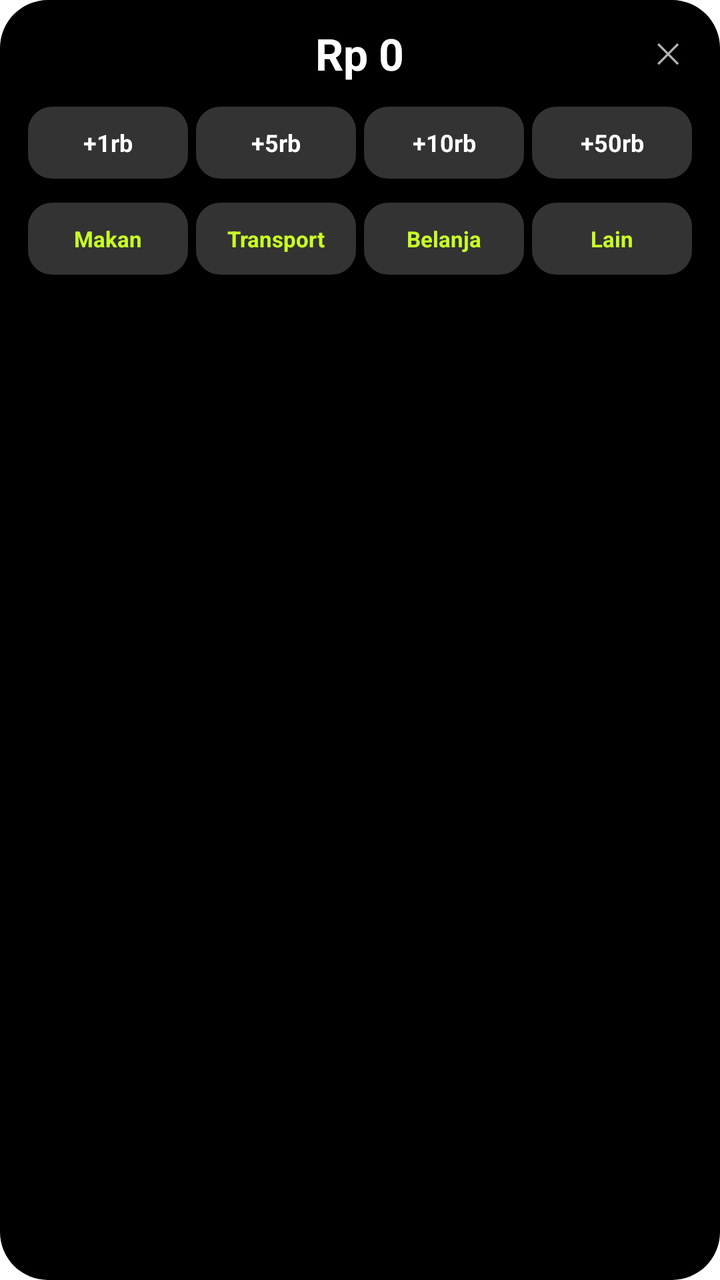
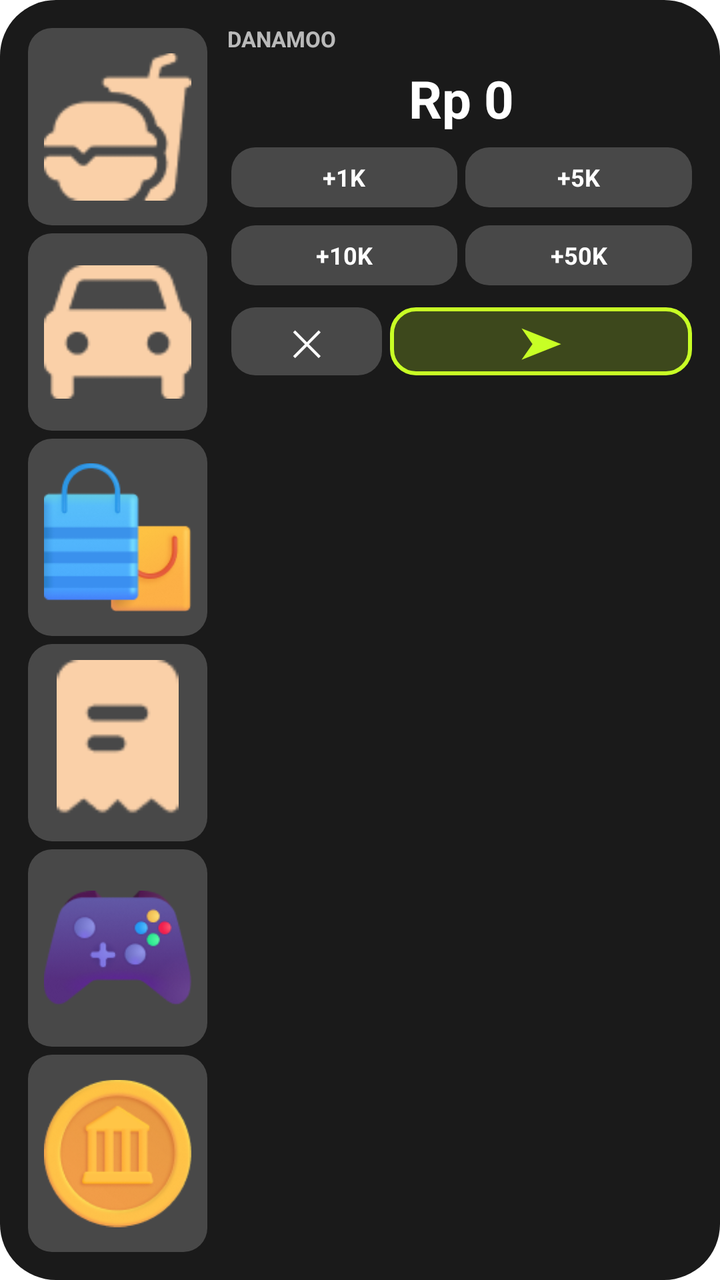

Before-and-after screenshots of an Android layout around one commit, followed by the original layout XML and the change that was made.
<!-- AndroidManifest.xml: fallback theme Theme.MaterialComponents.DayNight.NoActionBar -->
<!-- res/layout/widget_quick_add.xml -->
<?xml version="1.0" encoding="utf-8"?>
<LinearLayout xmlns:android="http://schemas.android.com/apk/res/android"
    android:id="@+id/widget_root"
    android:layout_width="match_parent"
    android:layout_height="match_parent"
    android:background="@drawable/widget_background"
    android:orientation="vertical"
    android:padding="12dp">

    <RelativeLayout
        android:layout_width="match_parent"
        android:layout_height="wrap_content">

        <TextView
            android:id="@+id/tv_amount"
            android:layout_width="wrap_content"
            android:layout_height="wrap_content"
            android:layout_centerHorizontal="true"
            android:text="Rp 0"
            android:textColor="#FFFFFF"
            android:textSize="22sp"
            android:textStyle="bold" />

        <TextView
            android:id="@+id/btn_reset"
            android:layout_width="28dp"
            android:layout_height="28dp"
            android:layout_alignParentEnd="true"
            android:gravity="center"
            android:text="✕"
            android:textColor="#B3FFFFFF"
            android:textSize="14sp" />
    </RelativeLayout>

    <LinearLayout
        android:layout_width="match_parent"
        android:layout_height="wrap_content"
        android:layout_marginTop="10dp"
        android:orientation="horizontal">

        <TextView android:id="@+id/btn_add_1k" android:layout_width="0dp" android:layout_height="36dp"
            android:layout_weight="1" android:layout_margin="2dp" android:background="@drawable/widget_chip_bg"
            android:gravity="center" android:text="+1rb" android:textColor="#FFFFFF" android:textSize="12sp" android:textStyle="bold" />
        <TextView android:id="@+id/btn_add_5k" android:layout_width="0dp" android:layout_height="36dp"
            android:layout_weight="1" android:layout_margin="2dp" android:background="@drawable/widget_chip_bg"
            android:gravity="center" android:text="+5rb" android:textColor="#FFFFFF" android:textSize="12sp" android:textStyle="bold" />
        <TextView android:id="@+id/btn_add_10k" android:layout_width="0dp" android:layout_height="36dp"
            android:layout_weight="1" android:layout_margin="2dp" android:background="@drawable/widget_chip_bg"
            android:gravity="center" android:text="+10rb" android:textColor="#FFFFFF" android:textSize="12sp" android:textStyle="bold" />
        <TextView android:id="@+id/btn_add_50k" android:layout_width="0dp" android:layout_height="36dp"
            android:layout_weight="1" android:layout_margin="2dp" android:background="@drawable/widget_chip_bg"
            android:gravity="center" android:text="+50rb" android:textColor="#FFFFFF" android:textSize="12sp" android:textStyle="bold" />
    </LinearLayout>

    <LinearLayout
        android:layout_width="match_parent"
        android:layout_height="wrap_content"
        android:layout_marginTop="8dp"
        android:orientation="horizontal">

        <TextView android:id="@+id/btn_cat_food" android:layout_width="0dp" android:layout_height="36dp"
            android:layout_weight="1" android:layout_margin="2dp" android:background="@drawable/widget_chip_bg"
            android:gravity="center" android:text="Makan" android:textColor="#C8FF25" android:textSize="11sp" android:textStyle="bold" />
        <TextView android:id="@+id/btn_cat_transport" android:layout_width="0dp" android:layout_height="36dp"
            android:layout_weight="1" android:layout_margin="2dp" android:background="@drawable/widget_chip_bg"
            android:gravity="center" android:text="Transport" android:textColor="#C8FF25" android:textSize="11sp" android:textStyle="bold" />
        <TextView android:id="@+id/btn_cat_shopping" android:layout_width="0dp" android:layout_height="36dp"
            android:layout_weight="1" android:layout_margin="2dp" android:background="@drawable/widget_chip_bg"
            android:gravity="center" android:text="Belanja" android:textColor="#C8FF25" android:textSize="11sp" android:textStyle="bold" />
        <TextView android:id="@+id/btn_cat_other" android:layout_width="0dp" android:layout_height="36dp"
            android:layout_weight="1" android:layout_margin="2dp" android:background="@drawable/widget_chip_bg"
            android:gravity="center" android:text="Lain" android:textColor="#C8FF25" android:textSize="11sp" android:textStyle="bold" />
    </LinearLayout>

</LinearLayout>
<!-- resources referenced by this layout -->
<resources>
  <!-- drawable widget_background (drawable) -->
  <?xml version="1.0" encoding="utf-8"?>
  <shape xmlns:android="http://schemas.android.com/apk/res/android">
      <solid android:color="#000000" />
      <corners android:radius="24dp" />
  </shape>
  <!-- drawable widget_chip_bg (drawable) -->
  <?xml version="1.0" encoding="utf-8"?>
  <shape xmlns:android="http://schemas.android.com/apk/res/android">
      <solid android:color="#33FFFFFF" />
      <corners android:radius="12dp" />
  </shape>
</resources>

<!-- the commit's change to res/layout/widget_quick_add.xml (unified diff, before → after) -->
@@ -4,72 +4,228 @@
     android:layout_width="match_parent"
     android:layout_height="match_parent"
     android:background="@drawable/widget_background"
-    android:orientation="vertical"
+    android:orientation="horizontal"
     android:padding="12dp">
 
-    <RelativeLayout
-        android:layout_width="match_parent"
-        android:layout_height="wrap_content">
-
+    
+    
+    
+
+    <LinearLayout
+        android:layout_width="0dp"
+        android:layout_height="match_parent"
+        android:layout_weight="1"
+        android:orientation="vertical">
+
+        <ImageView
+            android:id="@+id/btn_cat_food"
+            android:layout_width="match_parent"
+            android:layout_height="0dp"
+            android:layout_weight="1"
+            android:layout_margin="2dp"
+            android:background="@drawable/widget_chip_bg"
+            android:padding="8dp"
+            android:scaleType="fitCenter"
+            android:src="@drawable/food" />
+
+        <ImageView
+            android:id="@+id/btn_cat_transport"
+            android:layout_width="match_parent"
+            android:layout_height="0dp"
+            android:layout_weight="1"
+            android:layout_margin="2dp"
+            android:background="@drawable/widget_chip_bg"
+            android:padding="8dp"
+            android:scaleType="fitCenter"
+            android:src="@drawable/transport" />
+
+        <ImageView
+            android:id="@+id/btn_cat_shopping"
+            android:layout_width="match_parent"
+            android:layout_height="0dp"
+            android:layout_weight="1"
+            android:layout_margin="2dp"
+            android:background="@drawable/widget_chip_bg"
+            android:padding="8dp"
+            android:scaleType="fitCenter"
+            android:src="@drawable/shopping_bag" />
+
+        <ImageView
+            android:id="@+id/btn_cat_bill"
+            android:layout_width="match_parent"
+            android:layout_height="0dp"
+            android:layout_weight="1"
+            android:layout_margin="2dp"
+            android:background="@drawable/widget_chip_bg"
+            android:padding="8dp"
+            android:scaleType="fitCenter"
+            android:src="@drawable/bill" />
+
+        <ImageView
+            android:id="@+id/btn_cat_entertainment"
+            android:layout_width="match_parent"
+            android:layout_height="0dp"
+            android:layout_weight="1"
+            android:layout_margin="2dp"
+            android:background="@drawable/widget_chip_bg"
+            android:padding="8dp"
+            android:scaleType="fitCenter"
+            android:src="@drawable/controller" />
+
+        <ImageView
+            android:id="@+id/btn_cat_other"
+            android:layout_width="match_parent"
+            android:layout_height="0dp"
+            android:layout_weight="1"
+            android:layout_margin="2dp"
+            android:background="@drawable/widget_chip_bg"
+            android:padding="8dp"
+            android:scaleType="fitCenter"
+            android:src="@drawable/coin" />
+
+    </LinearLayout>
+
+    
+    
+    
+
+    <LinearLayout
+        android:layout_width="0dp"
+        android:layout_height="match_parent"
+        android:layout_weight="2.5"
+        android:layout_marginStart="8dp"
+        android:orientation="vertical">
+
+        
+        <TextView
+            android:layout_width="wrap_content"
+            android:layout_height="wrap_content"
+            android:text="DANAMOO"
+            android:textColor="#B3FFFFFF"
+            android:textSize="11sp"
+            android:textStyle="bold" />
+
+        
         <TextView
             android:id="@+id/tv_amount"
-            android:layout_width="wrap_content"
+            android:layout_width="match_parent"
             android:layout_height="wrap_content"
-            android:layout_centerHorizontal="true"
+            android:layout_marginTop="5dp"
+            android:gravity="center"
             android:text="Rp 0"
             android:textColor="#FFFFFF"
-            android:textSize="22sp"
+            android:textSize="26sp"
             android:textStyle="bold" />
 
-        <TextView
-            android:id="@+id/btn_reset"
-            android:layout_width="28dp"
-            android:layout_height="28dp"
-            android:layout_alignParentEnd="true"
-            android:gravity="center"
-            android:text="✕"
-            android:textColor="#B3FFFFFF"
-            android:textSize="14sp" />
-    </RelativeLayout>
-
-    <LinearLayout
-        android:layout_width="match_parent"
-        android:layout_height="wrap_content"
-        android:layout_marginTop="10dp"
-        android:orientation="horizontal">
-
-        <TextView android:id="@+id/btn_add_1k" android:layout_width="0dp" android:layout_height="36dp"
-            android:layout_weight="1" android:layout_margin="2dp" android:background="@drawable/widget_chip_bg"
-            android:gravity="center" android:text="+1rb" android:textColor="#FFFFFF" android:textSize="12sp" android:textStyle="bold" />
-        <TextView android:id="@+id/btn_add_5k" android:layout_width="0dp" android:layout_height="36dp"
-            android:layout_weight="1" android:layout_margin="2dp" android:background="@drawable/widget_chip_bg"
-            android:gravity="center" android:text="+5rb" android:textColor="#FFFFFF" android:textSize="12sp" android:textStyle="bold" />
-        <TextView android:id="@+id/btn_add_10k" android:layout_width="0dp" android:layout_height="36dp"
-            android:layout_weight="1" android:layout_margin="2dp" android:background="@drawable/widget_chip_bg"
-            android:gravity="center" android:text="+10rb" android:textColor="#FFFFFF" android:textSize="12sp" android:textStyle="bold" />
-        <TextView android:id="@+id/btn_add_50k" android:layout_width="0dp" android:layout_height="36dp"
-            android:layout_weight="1" android:layout_margin="2dp" android:background="@drawable/widget_chip_bg"
-            android:gravity="center" android:text="+50rb" android:textColor="#FFFFFF" android:textSize="12sp" android:textStyle="bold" />
+        
+        
+        
+
+        <LinearLayout
+            android:layout_width="match_parent"
+            android:layout_height="34dp"
+            android:layout_marginTop="5dp"
+            android:orientation="horizontal">
+
+            <TextView
+                android:id="@+id/btn_add_1k"
+                android:layout_width="0dp"
+                android:layout_height="match_parent"
+                android:layout_weight="1"
+                android:layout_margin="2dp"
+                android:background="@drawable/widget_chip_bg"
+                android:gravity="center"
+                android:text="+1K"
+                android:textColor="#FFFFFF"
+                android:textSize="12sp"
+                android:textStyle="bold" />
+
+            <TextView
+                android:id="@+id/btn_add_5k"
+                android:layout_width="0dp"
+                android:layout_height="match_parent"
+                android:layout_weight="1"
+                android:layout_margin="2dp"
+                android:background="@drawable/widget_chip_bg"
+                android:gravity="center"
+                android:text="+5K"
+                android:textColor="#FFFFFF"
+                android:textSize="12sp"
+                android:textStyle="bold" />
+
+        </LinearLayout>
+
+        <LinearLayout
+            android:layout_width="match_parent"
+            android:layout_height="34dp"
+            android:layout_marginTop="5dp"
+            android:orientation="horizontal">
+
+            <TextView
+                android:id="@+id/btn_add_10k"
+                android:layout_width="0dp"
+                android:layout_height="match_parent"
+                android:layout_weight="1"
+                android:layout_margin="2dp"
+                android:background="@drawable/widget_chip_bg"
+                android:gravity="center"
+                android:text="+10K"
+                android:textColor="#FFFFFF"
+                android:textSize="12sp"
+                android:textStyle="bold" />
+
+            <TextView
+                android:id="@+id/btn_add_50k"
+                android:layout_width="0dp"
+                android:layout_height="match_parent"
+                android:layout_weight="1"
+                android:layout_margin="2dp"
+                android:background="@drawable/widget_chip_bg"
+                android:gravity="center"
+                android:text="+50K"
+                android:textColor="#FFFFFF"
+                android:textSize="12sp"
+                android:textStyle="bold" />
+
+        </LinearLayout>
+
+        
+        
+        
+
+        <LinearLayout
+            android:layout_width="match_parent"
+            android:layout_height="38dp"
+            android:layout_marginTop="7dp"
+            android:orientation="horizontal">
+
+            <TextView
+                android:id="@+id/btn_reset"
+                android:layout_width="0dp"
+                android:layout_height="match_parent"
+                android:layout_weight="1"
+                android:layout_margin="2dp"
+                android:background="@drawable/widget_chip_bg"
+                android:gravity="center"
+                android:text="✕"
+                android:textColor="#FFFFFF"
+                android:textSize="18sp" />
+
+            <TextView
+                android:id="@+id/btn_send"
+                android:layout_width="0dp"
+                android:layout_height="match_parent"
+                android:layout_weight="2"
+                android:layout_margin="2dp"
+                android:background="@drawable/widget_chip_bg_selected"
+                android:gravity="center"
+                android:text="➤"
+                android:textColor="#C8FF25"
+                android:textSize="20sp"
+                android:textStyle="bold" />
+
+        </LinearLayout>
+
     </LinearLayout>
 
-    <LinearLayout
-        android:layout_width="match_parent"
-        android:layout_height="wrap_content"
-        android:layout_marginTop="8dp"
-        android:orientation="horizontal">
-
-        <TextView android:id="@+id/btn_cat_food" android:layout_width="0dp" android:layout_height="36dp"
-            android:layout_weight="1" android:layout_margin="2dp" android:background="@drawable/widget_chip_bg"
-            android:gravity="center" android:text="Makan" android:textColor="#C8FF25" android:textSize="11sp" android:textStyle="bold" />
-        <TextView android:id="@+id/btn_cat_transport" android:layout_width="0dp" android:layout_height="36dp"
-            android:layout_weight="1" android:layout_margin="2dp" android:background="@drawable/widget_chip_bg"
-            android:gravity="center" android:text="Transport" android:textColor="#C8FF25" android:textSize="11sp" android:textStyle="bold" />
-        <TextView android:id="@+id/btn_cat_shopping" android:layout_width="0dp" android:layout_height="36dp"
-            android:layout_weight="1" android:layout_margin="2dp" android:background="@drawable/widget_chip_bg"
-            android:gravity="center" android:text="Belanja" android:textColor="#C8FF25" android:textSize="11sp" android:textStyle="bold" />
-        <TextView android:id="@+id/btn_cat_other" android:layout_width="0dp" android:layout_height="36dp"
-            android:layout_weight="1" android:layout_margin="2dp" android:background="@drawable/widget_chip_bg"
-            android:gravity="center" android:text="Lain" android:textColor="#C8FF25" android:textSize="11sp" android:textStyle="bold" />
-    </LinearLayout>
-
 </LinearLayout>
<!-- resource entries referenced after the edit -->
@@ -1,10 +1,16 @@
 <!-- resources referenced by this layout -->
 <resources>
+  <!-- drawable bill: png bitmap (drawable, 862 bytes) -->
+  <!-- drawable coin: png bitmap (drawable, 14372 bytes) -->
+  <!-- drawable controller: png bitmap (drawable, 11334 bytes) -->
+  <!-- drawable food: png bitmap (drawable, 1732 bytes) -->
+  <!-- drawable shopping_bag: png bitmap (drawable, 10276 bytes) -->
+  <!-- drawable transport: png bitmap (drawable, 1092 bytes) -->
   <!-- drawable widget_background (drawable) -->
   <?xml version="1.0" encoding="utf-8"?>
   <shape xmlns:android="http://schemas.android.com/apk/res/android">
-      <solid android:color="#000000" />
-      <corners android:radius="24dp" />
+      <solid android:color="#1A1A1A" />
+      <corners android:radius="28dp" />
   </shape>
   <!-- drawable widget_chip_bg (drawable) -->
   <?xml version="1.0" encoding="utf-8"?>
@@ -12,5 +18,12 @@
       <solid android:color="#33FFFFFF" />
       <corners android:radius="12dp" />
   </shape>
+  <!-- drawable widget_chip_bg_selected (drawable) -->
+  <?xml version="1.0" encoding="utf-8"?>
+  <shape xmlns:android="http://schemas.android.com/apk/res/android">
+      <solid android:color="#33C8FF25" />
+      <corners android:radius="12dp" />
+      <stroke android:width="2dp" android:color="#C8FF25" />
+  </shape>
 </resources>
 
